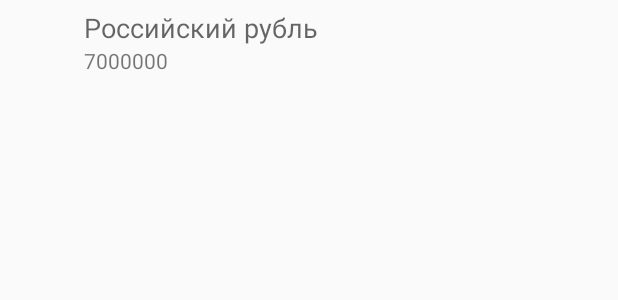
After one commit to BttfCurrencyExchangeTeam/BttfCurrencyExchange, an Android app: the layout purse_view_item_layout.xml on its own in the app's theme, with its tools: preview values and no code run, on a phone screen of 412 x 824 dp. The commit adds this screen. Shown: the top 300 px of the screen. Run offline under Robolectric (Android 15) with nearby library versions, the phone set to English and light mode, and no system bars.

Commit message:
Продолжение разработки интерфейса MainActivity

```diff
--- a/app/src/main/java/com/tixon/backtothefutureexchange/Purse.java
+++ b/app/src/main/java/com/tixon/backtothefutureexchange/Purse.java
@@ -2,6 +2,12 @@ package com.tixon.backtothefutureexchange;
 
 public class Purse {
     private static volatile Purse instance;
+
+    public static final int IMPERIAL_RUBLES = 0;
+    public static final int SOVIET_RUBLES = 1;
+    public static final int RF_RUBLES = 2;
+    public static final int DOLLARS = 3;
+    public static final int POUNDS = 4;
 
     public static Purse getInstance() {
         Purse localInstance = instance;
--- /dev/null
+++ b/app/src/main/res/layout/purse_view_item_layout.xml
@@ -0,0 +1,34 @@
+<?xml version="1.0" encoding="utf-8"?>
+<RelativeLayout
+    xmlns:android="http://schemas.android.com/apk/res/android"
+    xmlns:tools="http://schemas.android.com/tools"
+    android:layout_width="match_parent"
+    android:layout_height="@dimen/purse_item_height">
+    <ImageView
+        android:id="@+id/purse_item_currency_image"
+        android:layout_width="@dimen/purse_item_height"
+        android:layout_height="@dimen/purse_item_height" />
+
+    <LinearLayout
+        android:orientation="vertical"
+        android:layout_centerVertical="true"
+        android:layout_toRightOf="@+id/purse_item_currency_image"
+        android:layout_toEndOf="@+id/purse_item_currency_image"
+        android:layout_width="match_parent"
+        android:layout_height="wrap_content">
+
+        <TextView
+            android:id="@+id/purse_item_currency_name"
+            android:textAppearance="?android:attr/textAppearanceMedium"
+            tools:text="Российский рубль"
+            android:layout_width="match_parent"
+            android:layout_height="wrap_content" />
+
+        <TextView
+            android:id="@+id/purse_item_text"
+            tools:text="7000000"
+            android:layout_width="match_parent"
+            android:layout_height="wrap_content" />
+
+    </LinearLayout>
+</RelativeLayout>
--- a/app/src/main/res/values/dimens.xml
+++ b/app/src/main/res/values/dimens.xml
@@ -17,8 +17,6 @@
     <dimen name="iv_name_margin_top">24dp</dimen>
 
     <dimen name="currencies_recycler_item_height">72dp</dimen>
-
     <dimen name="purse_header_height">72dp</dimen>
-
-    <dimen name="purse_item_height">64dp</dimen>
+    <dimen name="purse_item_height">56dp</dimen>
 </resources>
```
Also changed, not shown: app/src/main/java/com/tixon/backtothefutureexchange/MainActivity.java (+30 -7 lines), app/src/main/java/com/tixon/backtothefutureexchange/PurseItemsRecyclerAdapter.java (added, +56 -0 lines), app/src/main/java/com/tixon/backtothefutureexchange/ui/ControlPanelItem.java (+5 -2 lines), app/src/main/res/layout/activity_main.xml (+3 -6 lines), app/src/main/res/layout/purse_items_layout.xml (+3 -78 lines), app/src/main/res/values/strings.xml (+8 -0 lines).
